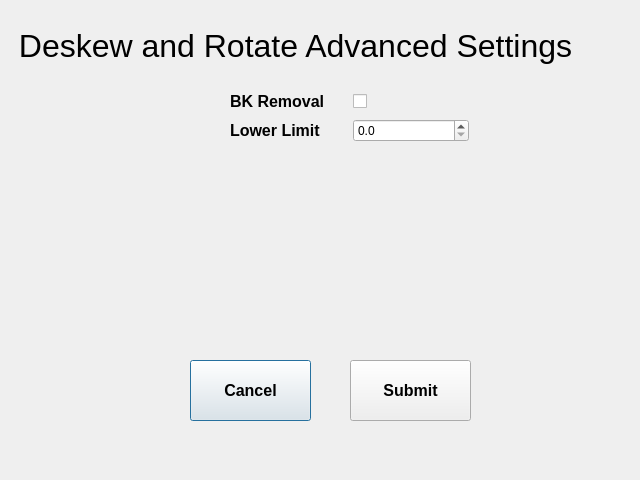
Above: dsradvanced.ui from abcucberkeley/PetaKit5D-GUI before the change. Below: the same form after it.
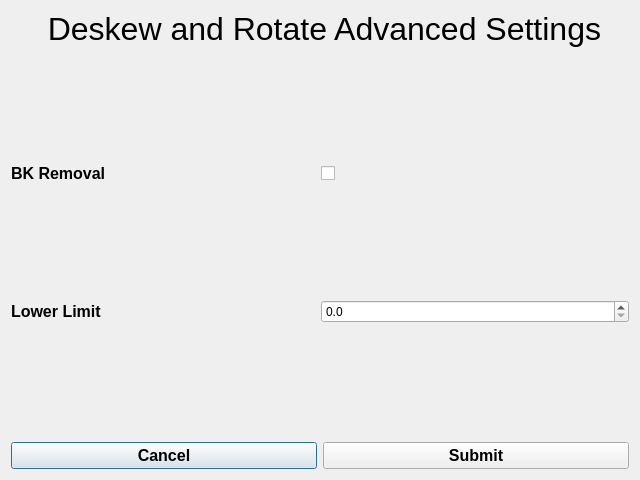
That is the form after the change.

Commit message: DSR Advanced Settings is now dynamic

Patch:
```diff
--- a/dsradvanced.ui
+++ b/dsradvanced.ui
@@ -13,15 +13,11 @@
   <property name="windowTitle">
    <string>DSR Advanced Settings</string>
   </property>
+  <layout class="QGridLayout" name="gridLayout" rowstretch="0,10,0">
+   <item row="0" column="0">
+    <layout class="QVBoxLayout" name="verticalLayout">
+     <item>
   <widget class="QLabel" name="dsrAdvancedSettingsLabel">
-   <property name="geometry">
-    <rect>
-     <x>10</x>
-     <y>10</y>
-     <width>631</width>
-     <height>71</height>
-    </rect>
-   </property>
    <property name="font">
     <font>
      <pointsize>24</pointsize>
@@ -30,57 +26,18 @@
    <property name="text">
     <string> Deskew and Rotate Advanced Settings</string>
    </property>
-  </widget>
-  <widget class="QPushButton" name="cancelButton">
-   <property name="geometry">
-    <rect>
-     <x>190</x>
-     <y>360</y>
-     <width>121</width>
-     <height>61</height>
-    </rect>
-   </property>
-   <property name="font">
-    <font>
-     <pointsize>12</pointsize>
-     <weight>75</weight>
-     <bold>true</bold>
-    </font>
-   </property>
-   <property name="text">
-    <string>Cancel</string>
-   </property>
-  </widget>
-  <widget class="QPushButton" name="submitButton">
-   <property name="geometry">
-    <rect>
-     <x>350</x>
-     <y>360</y>
-     <width>121</width>
-     <height>61</height>
-    </rect>
-   </property>
-   <property name="font">
-    <font>
-     <pointsize>12</pointsize>
-     <weight>75</weight>
-     <bold>true</bold>
-    </font>
-   </property>
-   <property name="text">
-    <string>Submit</string>
-   </property>
-  </widget>
-  <widget class="QWidget" name="layoutWidget">
-   <property name="geometry">
-    <rect>
-     <x>230</x>
-     <y>90</y>
-     <width>239</width>
-     <height>55</height>
-    </rect>
-   </property>
+       <property name="alignment">
+        <set>Qt::AlignHCenter|Qt::AlignTop</set>
+       </property>
+      </widget>
+     </item>
+    </layout>
+   </item>
+   <item row="1" column="0">
    <layout class="QVBoxLayout" name="verticalLayout_2">
+     <property name="spacing">
+      <number>1</number>
+     </property>
     <item>
      <layout class="QHBoxLayout" name="horizontalLayout">
       <item>
@@ -99,6 +56,12 @@
       </item>
       <item>
        <widget class="QCheckBox" name="bkRemovalCheckBox">
+         <property name="sizePolicy">
+          <sizepolicy hsizetype="Minimum" vsizetype="Maximum">
+           <horstretch>0</horstretch>
+           <verstretch>0</verstretch>
+          </sizepolicy>
+         </property>
         <property name="autoFillBackground">
          <bool>false</bool>
         </property>
@@ -109,6 +72,22 @@
       </item>
      </layout>
     </item>
+     <item>
+      <spacer name="verticalSpacer">
+       <property name="orientation">
+        <enum>Qt::Vertical</enum>
+       </property>
+       <property name="sizeType">
+        <enum>QSizePolicy::Preferred</enum>
+       </property>
+       <property name="sizeHint" stdset="0">
+        <size>
+         <width>20</width>
+         <height>5</height>
+        </size>
+       </property>
+      </spacer>
+     </item>
     <item>
      <layout class="QHBoxLayout" name="horizontalLayout_2">
       <item>
@@ -127,6 +106,12 @@
       </item>
       <item>
        <widget class="QDoubleSpinBox" name="lowerLimitSpinBox">
+         <property name="sizePolicy">
+          <sizepolicy hsizetype="Minimum" vsizetype="Maximum">
+           <horstretch>0</horstretch>
+           <verstretch>0</verstretch>
+          </sizepolicy>
+         </property>
         <property name="decimals">
          <number>1</number>
         </property>
@@ -138,7 +123,40 @@
      </layout>
     </item>
    </layout>
-  </widget>
+   </item>
+   <item row="2" column="0">
+    <layout class="QHBoxLayout" name="horizontalLayout_3">
+     <item>
+      <widget class="QPushButton" name="cancelButton">
+       <property name="font">
+        <font>
+         <pointsize>12</pointsize>
+         <weight>75</weight>
+         <bold>true</bold>
+        </font>
+       </property>
+       <property name="text">
+        <string>Cancel</string>
+       </property>
+      </widget>
+     </item>
+     <item>
+      <widget class="QPushButton" name="submitButton">
+       <property name="font">
+        <font>
+         <pointsize>12</pointsize>
+         <weight>75</weight>
+         <bold>true</bold>
+        </font>
+       </property>
+       <property name="text">
+        <string>Submit</string>
+       </property>
+      </widget>
+     </item>
+    </layout>
+   </item>
+  </layout>
  </widget>
  <resources/>
  <connections/>
```
Lines whose indentation alone changed are shown as unchanged.
